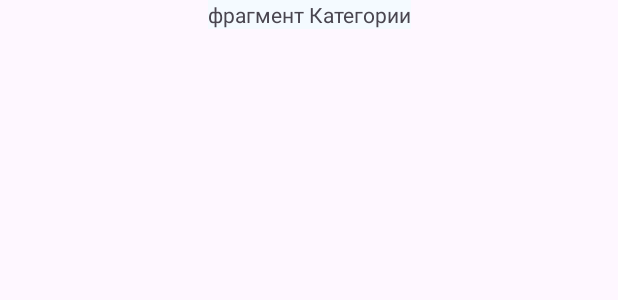
After one commit to Skip314/RecipeApp, an Android app: the layout fragment_list_categories.xml on its own in the app's theme, with its tools: preview values and no code run, on a phone screen of 412 x 824 dp. The commit adds this screen. Shown: the top 300 px of the screen. Run offline under Robolectric (Android 15) with nearby library versions, the phone set to English and light mode, and no system bars.

Commit message:
RA-04 create category add fragment category

```diff
--- a/app/src/main/java/com/example/recipeapp/MainActivity.kt
+++ b/app/src/main/java/com/example/recipeapp/MainActivity.kt
@@ -7,6 +7,8 @@ import androidx.activity.enableEdgeToEdge
 import androidx.appcompat.app.AppCompatActivity
 import androidx.core.view.ViewCompat
 import androidx.core.view.WindowInsetsCompat
+import androidx.fragment.app.Fragment
+import androidx.fragment.app.FragmentTransaction
 import com.example.recipeapp.databinding.ActivityMainBinding
 import java.lang.IllegalStateException
 
@@ -23,6 +25,9 @@ class MainActivity : AppCompatActivity() {
 
         with(binding){
         }
+        val fragmentTransaction = supportFragmentManager.beginTransaction()
+
+        fragmentTransaction.replace(R.id.mainContainer, CategoriesListFragment()).commit()
 
         ViewCompat.setOnApplyWindowInsetsListener(findViewById(R.id.main)) { v, insets ->
             val systemBars = insets.getInsets(WindowInsetsCompat.Type.systemBars())
--- /dev/null
+++ b/app/src/main/res/layout/fragment_list_categories.xml
@@ -0,0 +1,18 @@
+<?xml version="1.0" encoding="utf-8"?>
+<androidx.constraintlayout.widget.ConstraintLayout xmlns:android="http://schemas.android.com/apk/res/android"
+    xmlns:app="http://schemas.android.com/apk/res-auto"
+    xmlns:tools="http://schemas.android.com/tools"
+    android:layout_width="match_parent"
+    android:layout_height="match_parent">
+
+    <TextView
+        android:id="@+id/textView"
+        android:layout_width="wrap_content"
+        android:layout_height="wrap_content"
+        android:background="@color/main_background_color"
+        android:text="фрагмент Категории"
+        app:layout_constraintEnd_toEndOf="parent"
+        app:layout_constraintStart_toStartOf="parent"
+        app:layout_constraintTop_toTopOf="parent"
+        tools:ignore="MissingConstraints" />
+</androidx.constraintlayout.widget.ConstraintLayout>
```
Also changed, not shown: app/build.gradle.kts (+7 -0 lines), app/src/main/java/com/example/recipeapp/CategoriesListFragment.kt (added, +19 -0 lines), app/src/main/res/layout/activity_main.xml (+15 -0 lines).
